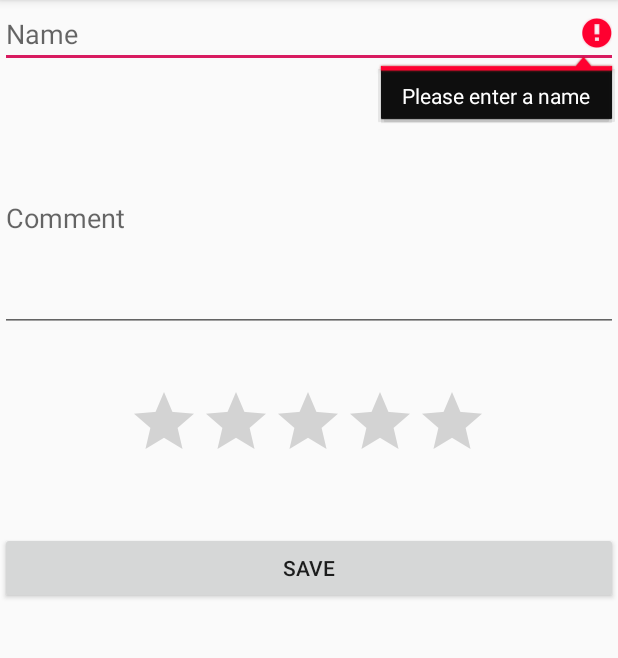
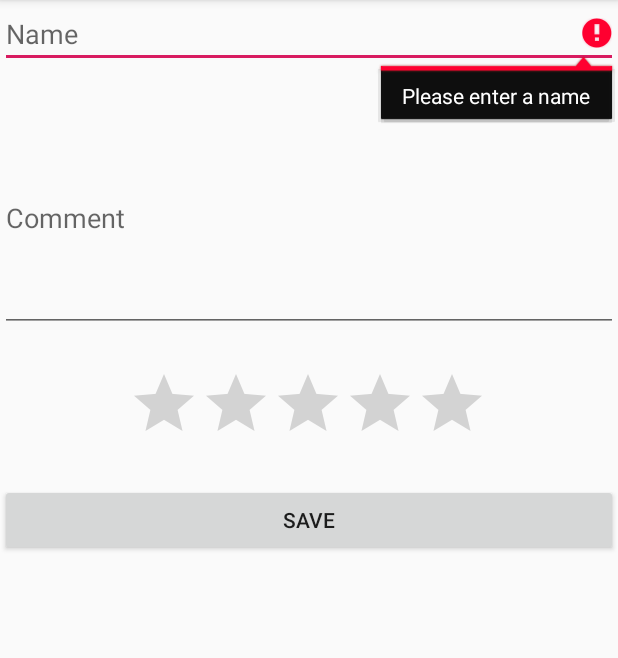
Before and after one commit to fionicholas/testimoni-apps, an Android app: the screen it shows after launch (MainActivity), after a tap on "SAVE", on a phone screen of 412 x 824 dp, the part 84-742 px from its top. Run offline under Robolectric (Android 15) with nearby library versions, the phone set to English and light mode, and no system bars; our stand-ins replace Firebase (no records; nobody signed in at launch, a user with empty details on screens opened directly).

```diff
--- a/app/build.gradle
+++ b/app/build.gradle
@@ -30,6 +30,7 @@ dependencies {
     implementation 'com.android.support:appcompat-v7:28.0.0'
     implementation 'com.android.support.constraint:constraint-layout:1.1.3'
     implementation 'com.google.firebase:firebase-database:16.0.4'
+    implementation 'com.android.support:cardview-v7:28.0.0'
     testImplementation 'junit:junit:4.12'
     androidTestImplementation 'com.android.support.test:runner:1.0.2'
     androidTestImplementation 'com.android.support.test.espresso:espresso-core:3.0.2'
--- a/app/src/main/java/com/fionicholas/kotlinfirebase/MainActivity.kt
+++ b/app/src/main/java/com/fionicholas/kotlinfirebase/MainActivity.kt
@@ -2,13 +2,10 @@ package com.fionicholas.kotlinfirebase
 
 import android.support.v7.app.AppCompatActivity
 import android.os.Bundle
-import android.widget.Button
-import android.widget.EditText
-import android.widget.RatingBar
-import android.widget.Toast
+import android.widget.*
+import com.fionicholas.kotlinfirebase.adapter.TestiAdapter
 import com.fionicholas.kotlinfirebase.model.Testimoni
-import com.google.firebase.database.DatabaseReference
-import com.google.firebase.database.FirebaseDatabase
+import com.google.firebase.database.*
 
 class MainActivity : AppCompatActivity() {
 
@@ -16,19 +13,46 @@ class MainActivity : AppCompatActivity() {
     lateinit var etComment: EditText
     lateinit var ratingBar: RatingBar
     lateinit var btnSave: Button
+    lateinit var ref: DatabaseReference
+    lateinit var testiList: MutableList<Testimoni>
+    lateinit var listView: ListView
 
     override fun onCreate(savedInstanceState: Bundle?) {
         super.onCreate(savedInstanceState)
         setContentView(R.layout.activity_main)
 
+        testiList = mutableListOf()
+        ref = FirebaseDatabase.getInstance().getReference("testimoni")
+
         etName = findViewById(R.id.et_name)
         etComment = findViewById(R.id.et_comment)
         ratingBar = findViewById(R.id.ratingBar)
         btnSave = findViewById(R.id.btnSave)
+        listView = findViewById(R.id.listView)
 
         btnSave.setOnClickListener {
             saveTestimoni()
         }
+
+        ref.addValueEventListener(object  : ValueEventListener{
+            override fun onCancelled(p0: DatabaseError) {
+
+            }
+
+            override fun onDataChange(p0: DataSnapshot) {
+                if(p0!!.exists()){
+                    testiList.clear()
+                    for(h in p0.children){
+                        val testi = h.getValue(Testimoni::class.java)
+                        testiList.add(testi!!)
+                    }
+                    val adapter = TestiAdapter(applicationContext, R.layout.card_testimoni, testiList)
+                    listView.adapter = adapter
+
+                }
+            }
+
+        })
     }
     private fun saveTestimoni(){
         val name = etName.text.toString().trim()
@@ -44,7 +68,7 @@ class MainActivity : AppCompatActivity() {
         }
 
 
-        val ref = FirebaseDatabase.getInstance().getReference("testimoni")
+
 
         val testiId = ref.push().key
 
--- a/app/src/main/res/layout/activity_main.xml
+++ b/app/src/main/res/layout/activity_main.xml
@@ -31,7 +31,7 @@
         android:id="@+id/ratingBar"
         android:layout_width="wrap_content"
         android:layout_height="wrap_content"
-        android:layout_marginTop="36dp"
+        android:layout_marginTop="24dp"
         android:max="5"
         android:stepSize="1"
         app:layout_constraintEnd_toEndOf="parent"
@@ -43,12 +43,20 @@
         android:id="@+id/btnSave"
         android:layout_width="0dp"
         android:layout_height="wrap_content"
-        android:layout_marginTop="40dp"
+        android:layout_marginTop="20dp"
         android:text="Save"
         app:layout_constraintEnd_toEndOf="parent"
         app:layout_constraintHorizontal_bias="0.0"
         app:layout_constraintStart_toStartOf="parent"
         app:layout_constraintTop_toBottomOf="@+id/ratingBar" />
 
+    <ListView
+        android:id="@+id/listView"
+        android:layout_width="match_parent"
+        android:layout_height="wrap_content"
+        android:layout_marginTop="8dp"
+        app:layout_constraintEnd_toEndOf="parent"
+        app:layout_constraintStart_toStartOf="parent"
+        app:layout_constraintTop_toBottomOf="@+id/btnSave" />
 
 </android.support.constraint.ConstraintLayout>
```
Also changed, not shown: app/src/main/java/com/fionicholas/kotlinfirebase/adapter/TestiAdapter.kt (added, +31 -0 lines), app/src/main/java/com/fionicholas/kotlinfirebase/model/Testimoni.kt (+6 -1 lines), app/src/main/res/layout/card_testimoni.xml (added, +38 -0 lines).
